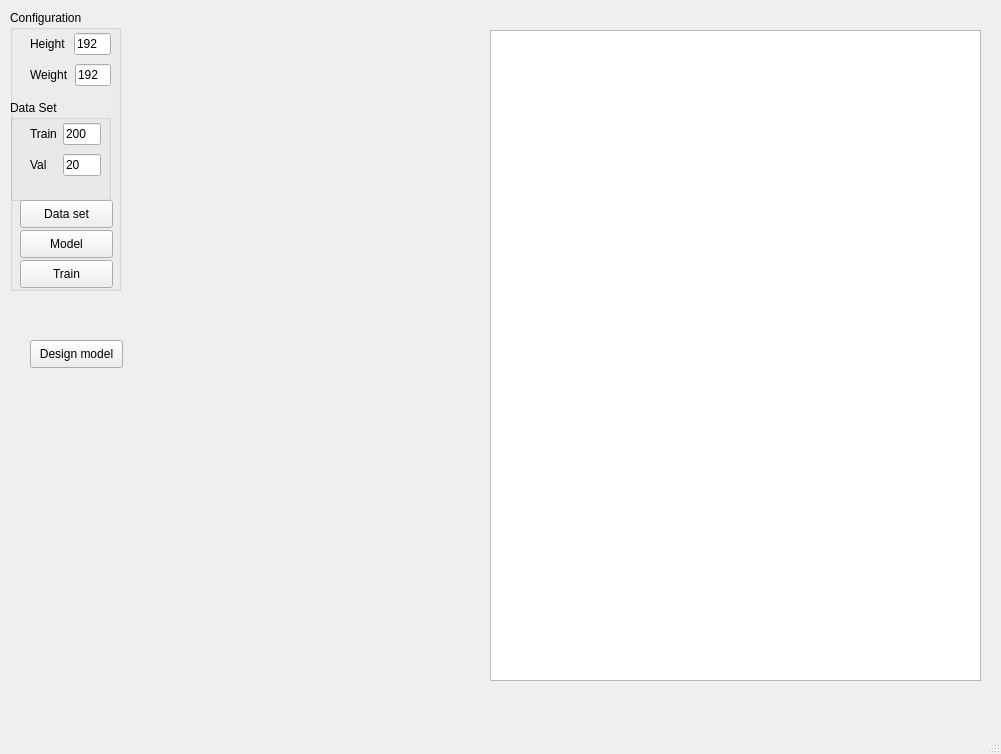
The window that main_ui.ui (Alibhji/Paper_2_PyQT_Pytorch) describes before a commit, drawn with Qt 5.
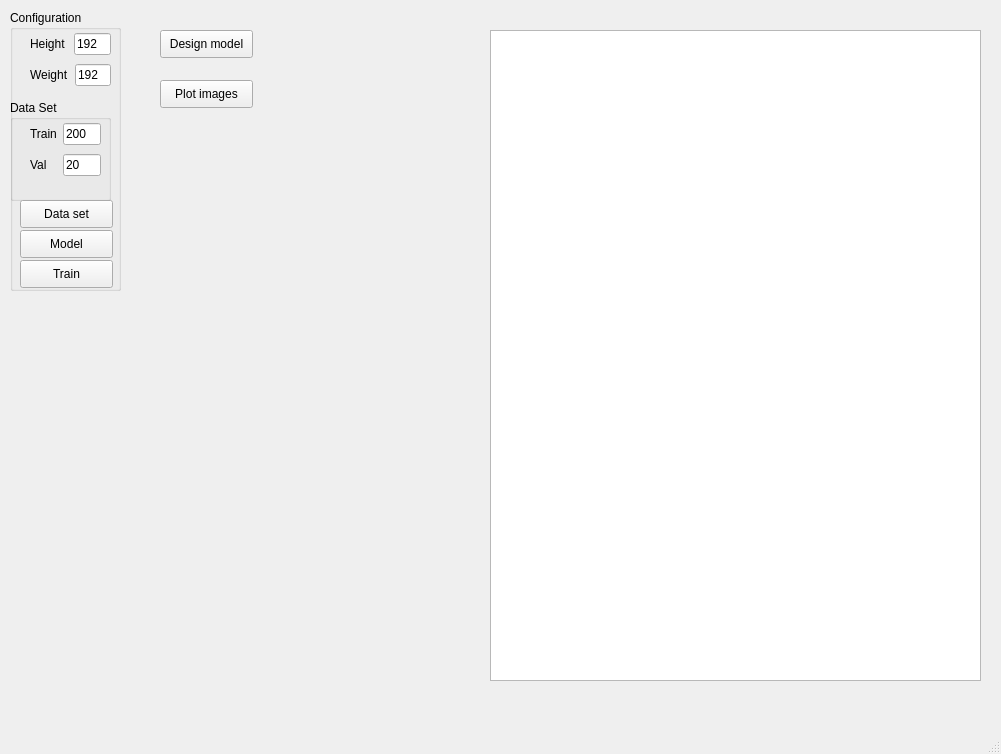
The same window after the commit.

Commit message:
The plot Data set is added
The matplotlib data set is added.

```diff
--- a/main_ui.ui
+++ b/main_ui.ui
@@ -200,8 +200,8 @@
    <widget class="QPushButton" name="btn_model_arch">
     <property name="geometry">
      <rect>
-      <x>30</x>
-      <y>340</y>
+      <x>160</x>
+      <y>30</y>
       <width>93</width>
       <height>28</height>
      </rect>
@@ -210,6 +210,19 @@
      <string>Design model</string>
     </property>
    </widget>
+   <widget class="QPushButton" name="btn_plot_imgs">
+    <property name="geometry">
+     <rect>
+      <x>160</x>
+      <y>80</y>
+      <width>93</width>
+      <height>28</height>
+     </rect>
+    </property>
+    <property name="text">
+     <string>Plot images</string>
+    </property>
+   </widget>
   </widget>
   <widget class="QMenuBar" name="menubar">
    <property name="geometry">
```
The commit also changes 4 other files.
